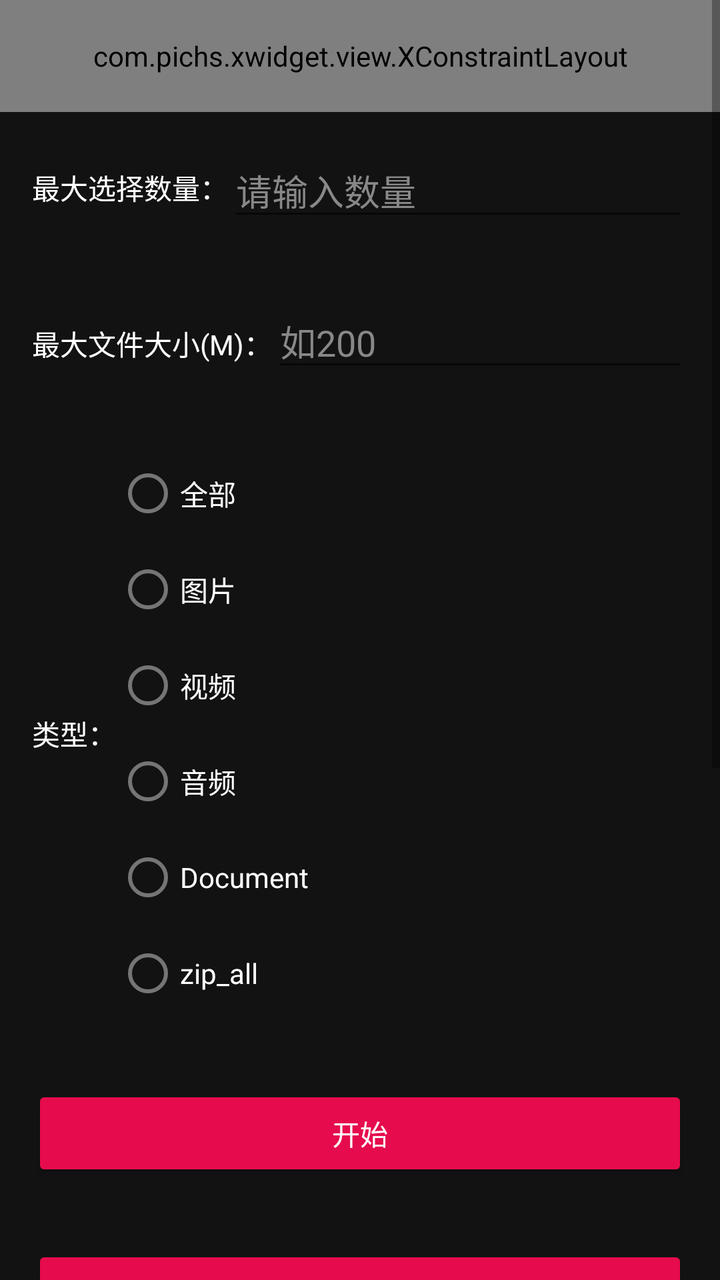
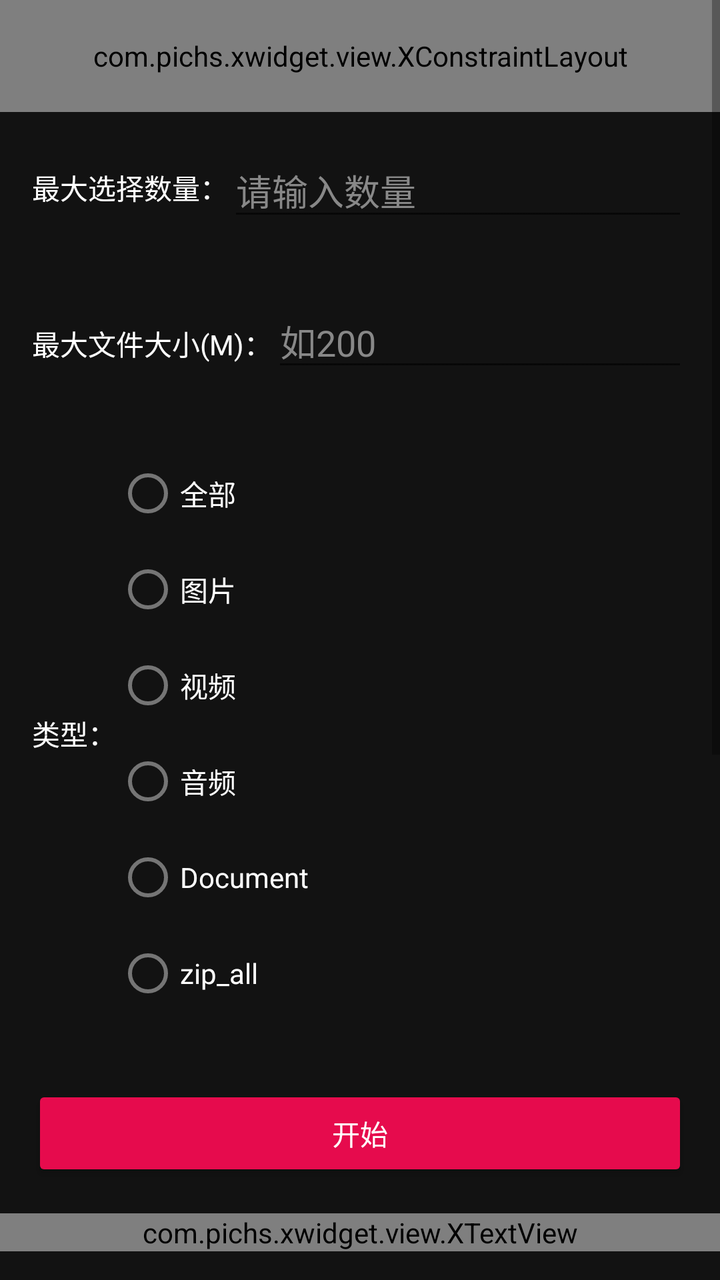

Screens rendered from an Android XML layout before and after an edit, with the pre-edit source and the edit as a unified diff.
<!-- AndroidManifest.xml: application theme Theme.Filepicker -->
<!-- res/layout/activity_main.xml -->
<?xml version="1.0" encoding="utf-8"?>
<ScrollView xmlns:android="http://schemas.android.com/apk/res/android"
    xmlns:app="http://schemas.android.com/apk/res-auto"
    android:layout_width="match_parent"
    android:layout_height="match_parent">

    <LinearLayout
        android:layout_width="match_parent"
        android:layout_height="match_parent"
        android:background="#121212"
        android:orientation="vertical">

        <com.pichs.xwidget.view.XConstraintLayout
            android:layout_width="match_parent"
            android:layout_height="56dp"
            android:background="#121212">

            <com.pichs.xwidget.view.XTextView
                android:layout_width="wrap_content"
                android:layout_height="wrap_content"
                android:text="图库选择"
                android:textColor="#fff"
                android:textSize="18sp"
                android:textStyle="bold"
                app:layout_constraintBottom_toBottomOf="parent"
                app:layout_constraintEnd_toEndOf="parent"
                app:layout_constraintStart_toStartOf="parent"
                app:layout_constraintTop_toTopOf="parent" />

        </com.pichs.xwidget.view.XConstraintLayout>

        
        <LinearLayout
            android:layout_width="match_parent"
            android:layout_height="wrap_content"
            android:gravity="center_vertical"
            android:orientation="horizontal"
            android:padding="16dp">

            <androidx.appcompat.widget.AppCompatTextView
                android:layout_width="wrap_content"
                android:layout_height="wrap_content"
                android:text="最大选择数量："
                android:textColor="#fff" />

            <androidx.appcompat.widget.AppCompatEditText
                android:id="@+id/et_max_select_count"
                android:layout_width="0dp"
                android:layout_height="wrap_content"
                android:layout_weight="1"
                android:hint="请输入数量"
                android:inputType="number"
                android:textColor="#fff"
                android:textColorHint="#888" />
        </LinearLayout>

        
        <LinearLayout
            android:layout_width="match_parent"
            android:layout_height="wrap_content"
            android:orientation="horizontal"
            android:padding="16dp">

            <androidx.appcompat.widget.AppCompatTextView
                android:layout_width="wrap_content"
                android:layout_height="wrap_content"
                android:text="最大文件大小(M)："
                android:textColor="#fff" />

            <androidx.appcompat.widget.AppCompatEditText
                android:id="@+id/et_max_file_size"
                android:layout_width="0dp"
                android:layout_height="wrap_content"
                android:layout_weight="1"
                android:hint="如200"
                android:inputType="number"
                android:textColor="#fff"
                android:textColorHint="#888" />
        </LinearLayout>

        
        <LinearLayout
            android:layout_width="match_parent"
            android:layout_height="wrap_content"
            android:gravity="center_vertical"
            android:orientation="horizontal"
            android:padding="16dp">

            <androidx.appcompat.widget.AppCompatTextView
                android:layout_width="wrap_content"
                android:layout_height="wrap_content"
                android:text="类型："
                android:textColor="#fff" />

            <RadioGroup
                android:id="@+id/rg_type"
                android:layout_width="wrap_content"
                android:layout_height="wrap_content"
                android:orientation="vertical">

                <RadioButton
                    android:id="@+id/rb_all"
                    android:layout_width="wrap_content"
                    android:layout_height="wrap_content"
                    android:text="全部"
                    android:textColor="#fff" />

                <RadioButton
                    android:id="@+id/rb_image"
                    android:layout_width="wrap_content"
                    android:layout_height="wrap_content"
                    android:text="图片"
                    android:textColor="#fff" />

                <RadioButton
                    android:id="@+id/rb_video"
                    android:layout_width="wrap_content"
                    android:layout_height="wrap_content"
                    android:text="视频"
                    android:textColor="#fff" />

                <RadioButton
                    android:id="@+id/rb_audio"
                    android:layout_width="wrap_content"
                    android:layout_height="wrap_content"
                    android:text="音频"
                    android:textColor="#fff" />

                <RadioButton
                    android:id="@+id/rb_document"
                    android:layout_width="wrap_content"
                    android:layout_height="wrap_content"
                    android:text="Document"
                    android:textColor="#fff" />

                <RadioButton
                    android:id="@+id/rb_aip"
                    android:layout_width="wrap_content"
                    android:layout_height="wrap_content"
                    android:text="zip_all"
                    android:textColor="#fff" />
            </RadioGroup>
        </LinearLayout>


        
        <androidx.appcompat.widget.AppCompatButton
            android:id="@+id/btn_start"
            android:layout_width="match_parent"
            android:layout_height="wrap_content"
            android:layout_margin="16dp"
            android:layout_marginStart="56dp"
            android:layout_marginEnd="56dp"
            android:backgroundTint="#E60B4D"
            android:text="开始"
            android:textColor="#fff" />

        
        <androidx.appcompat.widget.AppCompatButton
            android:id="@+id/preview_fragment"
            android:layout_width="match_parent"
            android:layout_height="wrap_content"
            android:layout_margin="16dp"
            android:layout_marginStart="56dp"
            android:layout_marginEnd="56dp"
            android:backgroundTint="#E60B4D"
            android:text="Fragment中调用"
            android:textAllCaps="false"
            android:textColor="#fff" />

        
        <androidx.appcompat.widget.AppCompatButton
            android:id="@+id/btn_paging_demo"
            android:layout_width="match_parent"
            android:layout_height="wrap_content"
            android:layout_margin="16dp"
            android:layout_marginStart="56dp"
            android:layout_marginEnd="56dp"
            android:backgroundTint="#4CAF50"
            android:text="Paging3 分页加载演示"
            android:textAllCaps="false"
            android:textColor="#fff" />

        
        <androidx.appcompat.widget.AppCompatButton
            android:id="@+id/btn_image_paging_demo"
            android:layout_width="match_parent"
            android:layout_height="wrap_content"
            android:layout_margin="16dp"
            android:layout_marginStart="56dp"
            android:layout_marginEnd="56dp"
            android:backgroundTint="#FF9800"
            android:text="图片分页加载演示(无上限)"
            android:textAllCaps="false"
            android:textColor="#fff" />

        
        <androidx.appcompat.widget.AppCompatButton
            android:id="@+id/btn_local_media_paging_demo"
            android:layout_width="match_parent"
            android:layout_height="wrap_content"
            android:layout_margin="16dp"
            android:layout_marginStart="56dp"
            android:layout_marginEnd="56dp"
            android:backgroundTint="#9C27B0"
            android:text="本地图库 Paging3 演示"
            android:textAllCaps="false"
            android:textColor="#fff" />

        <androidx.recyclerview.widget.RecyclerView
            android:id="@+id/recycler_view"
            android:layout_width="match_parent"
            android:layout_height="120dp"
            android:layout_marginTop="20dp" />

    </LinearLayout>
</ScrollView>
<!-- resources referenced by this layout -->
<resources>
  <style name="Theme.Filepicker" parent="Theme.MaterialComponents.DayNight.DarkActionBar">
          
          <item name="colorPrimary">#121212</item>
          <item name="colorPrimaryVariant">#fff</item>
          <item name="colorOnPrimary">#fff</item>
          
          <item name="colorSecondary">#fff</item>
          <item name="colorSecondaryVariant">#fff</item>
          <item name="colorOnSecondary">#fff</item>
          <item name="windowNoTitle">true</item>
          <item name="windowActionBar">false</item>
          <item name="android:windowFullscreen">false</item>
          
          <item name="android:statusBarColor">#121212</item>
  
  
          
      </style>
</resources>

<!-- the commit's change to res/layout/activity_main.xml (unified diff, before → after) -->
@@ -155,6 +155,12 @@
             android:text="开始"
             android:textColor="#fff" />
 
+        <com.pichs.xwidget.view.XTextView
+            android:id="@+id/tv_result"
+            android:layout_width="match_parent"
+            android:layout_height="wrap_content"
+            android:textColor="#fff" />
+
         
         <androidx.appcompat.widget.AppCompatButton
             android:id="@+id/preview_fragment"
